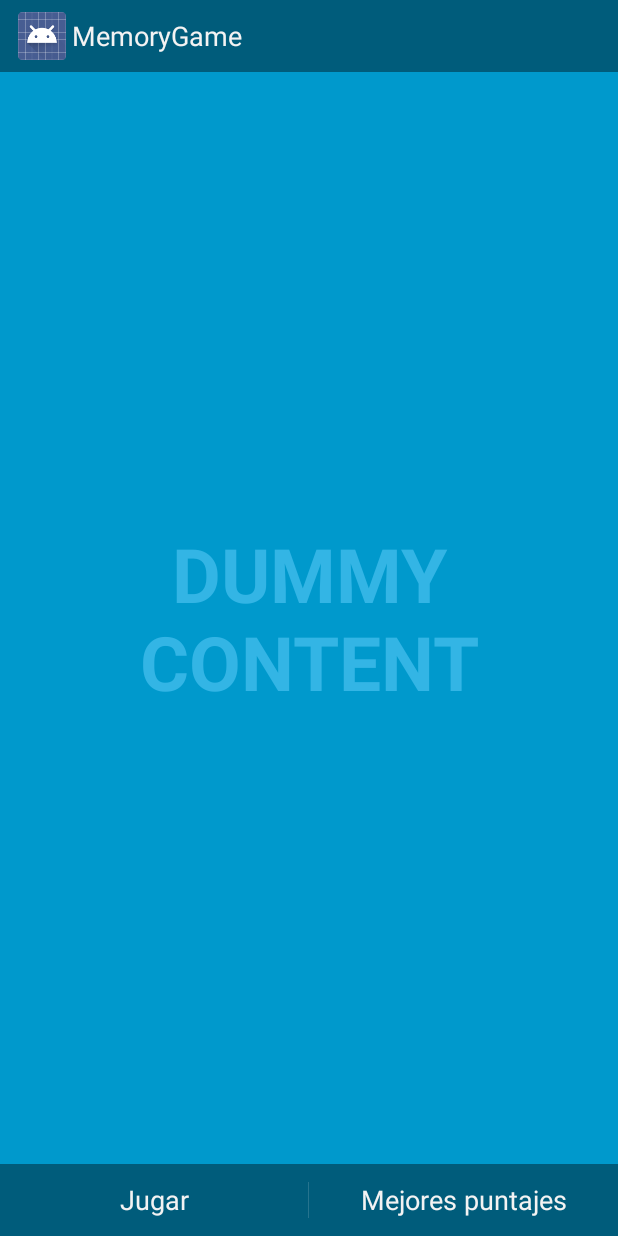
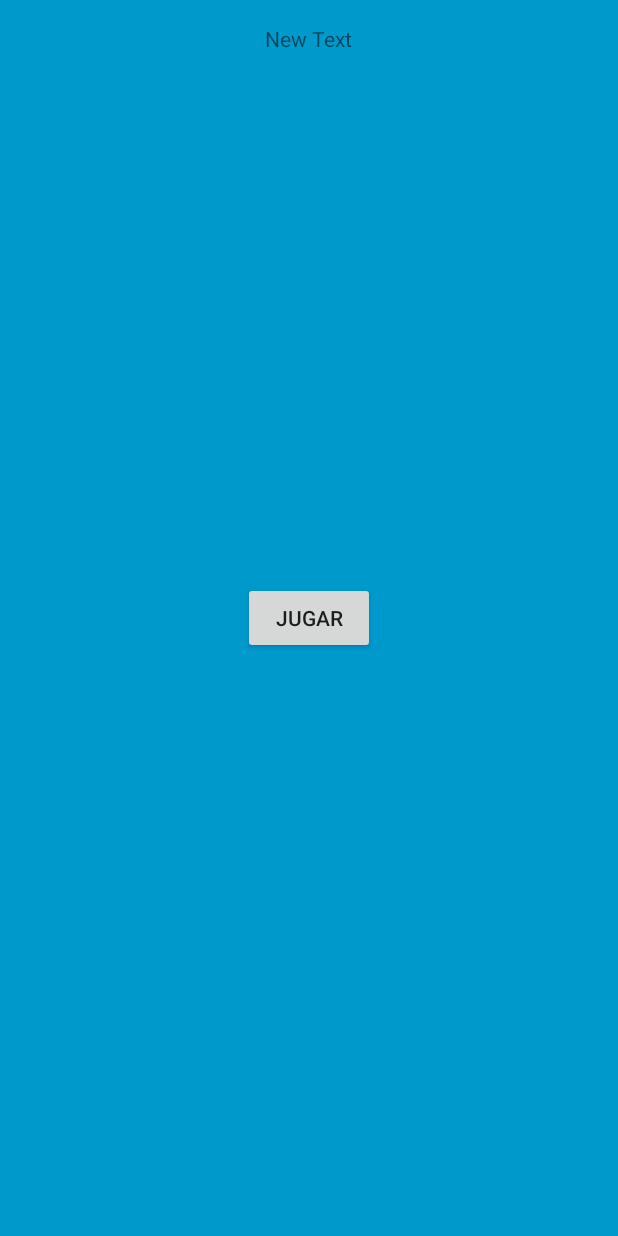
Before and after one commit to sigifredo/ColorTime, an Android app: the screen it shows after launch (MainActivity before the commit, HighScoresActivity after it), after a tap on "Mejores puntajes", on a phone screen of 412 x 824 dp. Run offline under Robolectric (Android 15) with nearby library versions, the phone set to English and light mode, and no system bars.

Commit message:
Creamos el activity para mostrar los puntajes.

```diff
--- a/app/src/main/AndroidManifest.xml
+++ b/app/src/main/AndroidManifest.xml
@@ -26,6 +26,10 @@
             android:name=".ConfigActivity"
             android:label="@string/title_activity_config" >
         </activity>
+        <activity
+            android:name=".HighScoresActivity"
+            android:label="@string/title_activity_high_scores" >
+        </activity>
     </application>
 
 </manifest>
--- /dev/null
+++ b/app/src/main/java/com/nullpoint/memorygame/HighScoresActivity.java
@@ -0,0 +1,42 @@
+package com.nullpoint.memorygame;
+
+import android.app.Activity;
+import android.content.Intent;
+import android.os.Bundle;
+import android.view.View;
+import android.widget.ListView;
+import android.widget.RelativeLayout;
+import android.widget.Toast;
+
+
+public class HighScoresActivity extends Activity {
+
+    private ListView mScoreList;
+    private RelativeLayout mRelativeLayout;
+
+    @Override
+    protected void onCreate(Bundle savedInstanceState) {
+        super.onCreate(savedInstanceState);
+        setContentView(R.layout.activity_high_scores);
+
+        mScoreList = (ListView) findViewById(R.id.scoreList);
+        mRelativeLayout = (RelativeLayout) findViewById(R.id.messageLayout);
+    }
+
+    @Override
+    protected void onResume() {
+        super.onResume();
+
+        // verificar que exista lista de puntuaciones
+        if (false) {
+            mRelativeLayout.setVisibility(View.INVISIBLE);
+        } else // sino existe lista de puntuaciones
+            mScoreList.setVisibility(View.INVISIBLE);
+
+        Toast.makeText(this, "resume", Toast.LENGTH_SHORT).show();
+    }
+
+    public void playGame(View view) {
+        startActivity(new Intent(this, ConfigActivity.class));
+    }
+}
--- a/app/src/main/java/com/nullpoint/memorygame/MainActivity.java
+++ b/app/src/main/java/com/nullpoint/memorygame/MainActivity.java
@@ -4,7 +4,6 @@ import android.app.Activity;
 import android.content.Intent;
 import android.os.Bundle;
 import android.view.View;
-import android.widget.Toast;
 
 
 public class MainActivity extends Activity {
@@ -17,11 +16,10 @@ public class MainActivity extends Activity {
     }
 
     public void playGame(View view) {
-        Intent intent = new Intent(this, ConfigActivity.class);
-        startActivity(intent);
+        startActivity(new Intent(this, ConfigActivity.class));
     }
 
     public void highScores(View view) {
-        Toast.makeText(this, R.string.not_implemented_yet, Toast.LENGTH_SHORT).show();
+        startActivity(new Intent(this, HighScoresActivity.class));
     }
 }
--- /dev/null
+++ b/app/src/main/res/layout/activity_high_scores.xml
@@ -0,0 +1,40 @@
+<RelativeLayout xmlns:android="http://schemas.android.com/apk/res/android"
+    xmlns:tools="http://schemas.android.com/tools" android:layout_width="match_parent"
+    android:layout_height="match_parent" android:paddingLeft="@dimen/activity_horizontal_margin"
+    android:paddingRight="@dimen/activity_horizontal_margin"
+    android:paddingTop="@dimen/activity_vertical_margin"
+    android:paddingBottom="@dimen/activity_vertical_margin"
+    android:background="@color/background"
+    tools:context="com.nullpoint.memorygame.HighScoresActivity">
+
+    <ListView
+        android:layout_width="wrap_content"
+        android:layout_height="wrap_content"
+        android:id="@+id/scoreList"
+        android:layout_centerVertical="true"
+        android:layout_centerHorizontal="true" />
+
+    <RelativeLayout
+        android:id="@+id/messageLayout"
+        android:layout_width="fill_parent"
+        android:layout_height="fill_parent">
+
+        <Button
+            android:layout_width="wrap_content"
+            android:layout_height="wrap_content"
+            android:text="@string/play"
+            android:id="@+id/play"
+            android:onClick="playGame"
+            android:layout_centerVertical="true"
+            android:layout_centerHorizontal="true" />
+
+        <TextView
+            android:layout_width="wrap_content"
+            android:layout_height="wrap_content"
+            android:text="New Text"
+            android:id="@+id/textView"
+            android:layout_above="@+id/button"
+            android:layout_centerHorizontal="true" />
+    </RelativeLayout>
+
+</RelativeLayout>
--- a/app/src/main/res/values/strings.xml
+++ b/app/src/main/res/values/strings.xml
@@ -10,5 +10,6 @@
     <string name="action_settings">Settings</string>
     <string name="title_activity_config">ConfigActivity</string>
     <string name="not_implemented_yet">No implementado aún</string>
+    <string name="title_activity_high_scores">HighScoresActivity</string>
 
 </resources>
```
